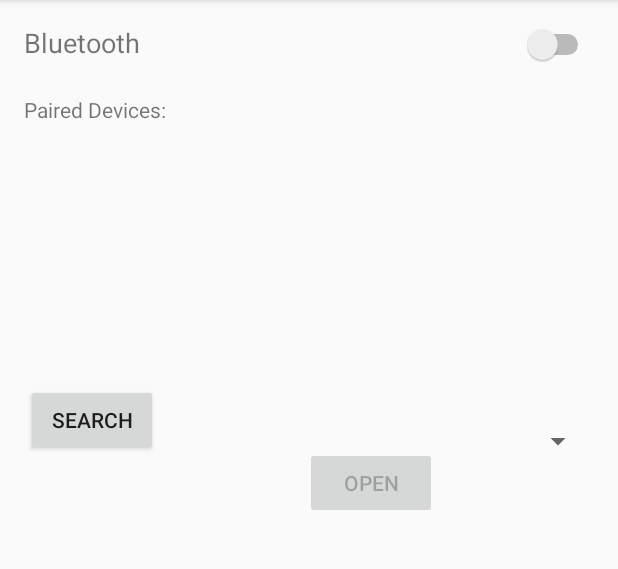
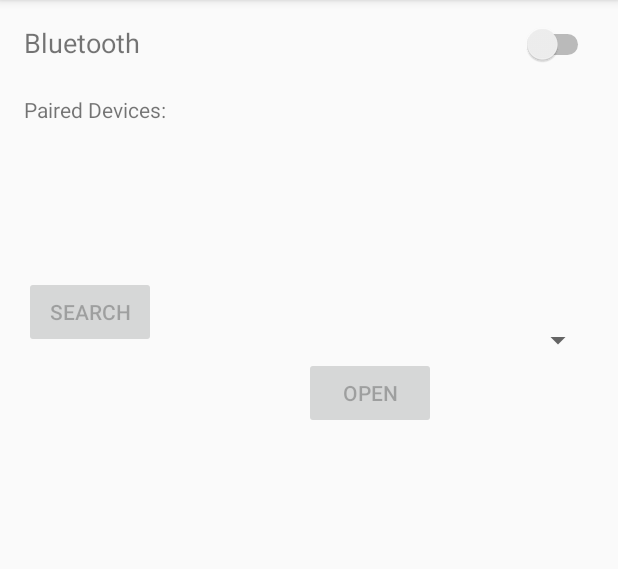
Before and after one commit to HeinF/SmartChick, an Android app: the BlueActivity screen opened directly, with no data from a screen before it, on a phone screen of 412 x 824 dp, the part 84-653 px from its top. Run offline under Robolectric (Android 15) with nearby library versions, the phone set to English and light mode, and no system bars; 1 statement that could not run was skipped.

```diff
--- a/app/src/main/java/com/chicken/smartchick/bluetooth/BlueActivity.java
+++ b/app/src/main/java/com/chicken/smartchick/bluetooth/BlueActivity.java
@@ -100,14 +100,19 @@ public class BlueActivity extends AppCompatActivity {
         operate = (Button) findViewById(R.id.buttonOperate);
         operate.setEnabled(false);
         btOnOff = (Switch) findViewById(R.id.switchEnableBT);
+
+        searchBtn.setEnabled(false);
+        btOnOff.setChecked(false);
+        btOnOff.setEnabled(false);
         if(btAdapter != null){
             btOnOff.setEnabled(true);
             if (btAdapter.isEnabled()){
+                searchBtn.setEnabled(true);
                 btOnOff.setChecked(true);
                 getPairedDevices();
-            } else {
-                btOnOff.setChecked(false);
             }
+        } else{
+            Toast.makeText(BlueActivity.this,"Sorry, your device does not support bluetooth!", Toast.LENGTH_LONG).show();
         }
 
         IntentFilter filter = new IntentFilter();
@@ -170,8 +175,11 @@ public class BlueActivity extends AppCompatActivity {
     @Override
     protected void onStart() {
         super.onStart();
+        if(btAdapter != null){
             Intent intent = new Intent(this, BluetoothConnService.class);
             bindService(intent, serviceConn, Context.BIND_AUTO_CREATE);
+        }
+
     }
 
     @Override
@@ -194,8 +202,7 @@ public class BlueActivity extends AppCompatActivity {
         if(btAdapter == null){
             Log.d(TAG, "Device does not have bluetooth");
             //Device does not support bluetooth
-        }
-        if(!btAdapter.isEnabled()){
+        } else if(!btAdapter.isEnabled()){
             Log.d(TAG, "BT not enabled");
             Log.d(TAG, "Trying to enable BT");
             Intent enableBtIntent = new Intent(BluetoothAdapter.ACTION_REQUEST_ENABLE);
@@ -204,12 +211,14 @@ public class BlueActivity extends AppCompatActivity {
     }
 
     private void doDiscover(){
+        if(btAdapter != null && btAdapter.isEnabled()){
             Log.d(TAG, "Starting Discovery");
             if(btAdapter.isDiscovering()){
                 btAdapter.cancelDiscovery();
             }
             newDevicesAdapter.clear();
             btAdapter.startDiscovery();
+        }
     }
 
     private void getPairedDevices(){
@@ -259,10 +268,13 @@ public class BlueActivity extends AppCompatActivity {
         switch(requestCode){
             case REQUEST_ENABLE_BT:
                 if(resultCode == Activity.RESULT_OK){
+                    searchBtn.setEnabled(true);
                     getPairedDevices();
+                    break;
                 } else {
                     Log.d(TAG, "Failed to enable bluetooth");
                     btOnOff.setChecked(false);
+                    break;
                 }
         }
     }
--- a/app/src/main/res/layout/activity_blue.xml
+++ b/app/src/main/res/layout/activity_blue.xml
@@ -29,20 +29,6 @@
         app:layout_constraintRight_toRightOf="parent"
         app:layout_constraintTop_toTopOf="parent"
         android:layout_marginEnd="16dp" />
-
-    <ListView
-        android:id="@+id/listViewBTpaired"
-        android:layout_width="0dp"
-        android:layout_height="150dp"
-        android:layout_marginEnd="8dp"
-        android:layout_marginLeft="16dp"
-        android:layout_marginRight="8dp"
-        android:layout_marginStart="16dp"
-        android:layout_marginTop="8dp"
-        app:layout_constraintHorizontal_bias="0.609"
-        app:layout_constraintLeft_toLeftOf="parent"
-        app:layout_constraintRight_toRightOf="parent"
-        app:layout_constraintTop_toBottomOf="@+id/textView5" />
 
     <TextView
         android:id="@+id/textView5"
@@ -79,7 +65,7 @@
         android:layout_marginRight="8dp"
         android:layout_marginTop="15dp"
         android:text="Search"
-        app:layout_constraintHorizontal_bias="0.035"
+        app:layout_constraintHorizontal_bias="0.03"
         app:layout_constraintLeft_toLeftOf="parent"
         app:layout_constraintRight_toLeftOf="@+id/spinner"
         app:layout_constraintTop_toBottomOf="@+id/listViewBTpaired"
@@ -112,4 +98,18 @@
         app:layout_constraintRight_toLeftOf="@+id/spinner"
         app:layout_constraintTop_toBottomOf="@+id/listViewBTpaired"
         app:layout_constraintVertical_bias="0.333" />
+
+    <ListView
+        android:id="@+id/listViewBTpaired"
+        android:layout_width="0dp"
+        android:layout_height="150dp"
+        android:layout_marginEnd="8dp"
+        android:layout_marginLeft="16dp"
+        android:layout_marginRight="8dp"
+        android:layout_marginStart="16dp"
+        android:layout_marginTop="-64dp"
+        app:layout_constraintHorizontal_bias="0.0"
+        app:layout_constraintLeft_toLeftOf="parent"
+        app:layout_constraintRight_toRightOf="parent"
+        app:layout_constraintTop_toBottomOf="@+id/textView5" />
 </android.support.constraint.ConstraintLayout>
```
Lines whose indentation alone changed are shown as unchanged.
